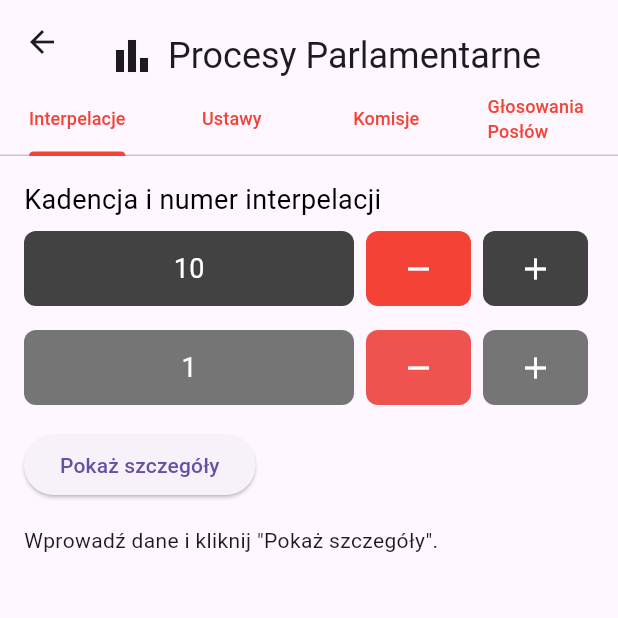
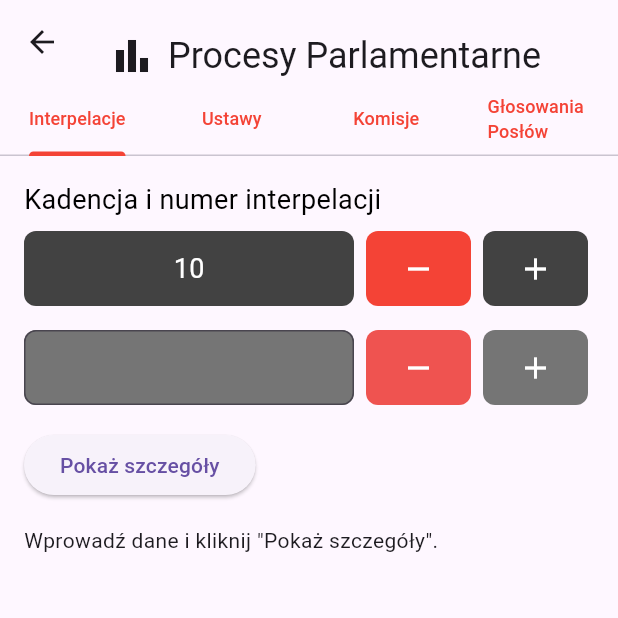
Before and after one commit to kingbrucelee/popis_mobilna_apka, a Flutter app: the View2 screen opened by its route, on a phone screen of 412 x 824 dp, the top half of it. Run offline on Flutter 3.47's test engine with Material 3 defaults, Android fonts, the phone set to English and light mode, and no system bars; our stand-ins replace fl_chart; network calls fail.

Commit message:
interpolacja poprawa

```diff
--- a/lib/controllers/interpelation_controller.dart
+++ b/lib/controllers/interpelation_controller.dart
@@ -121,9 +121,9 @@ class InterpelationController {
       return {
         'title': json['title'],
         'sentDate': json['sentDate'],
-        //'authors': json['from'].map<String>((author) => author['name']).toList(),
+        //authors': json['from'].map<String>((author) => author['name']).toList(),
         'response': json['replies'].isNotEmpty
-            ? 'Odpowiedź w załączniku:\n${fileUrls.where((url) => url != null).join(', ')}\nHTMLs:\n${textContent}'
+            ? '${textContent}\nOdpowiedź w załączniku:\n${fileUrls.where((url) => url != null).join(', ')}'
             : 'Brak odpowiedzi',
       };
     } else {
--- a/lib/views/Procesy_Parlamentarne.dart
+++ b/lib/views/Procesy_Parlamentarne.dart
@@ -12,6 +12,8 @@ class View2 extends StatefulWidget {
 class _View2State extends State<View2> with SingleTickerProviderStateMixin {
   final InterpelationController _interpelationController =
       InterpelationController(); // Kontroler do obsługi API
+  TextEditingController _interpelationController2 = TextEditingController();
+
   final CommitteeController _committeeController =
       CommitteeController(); // Tworzymy instancję dla kontrolera komisji
   final VotingController _votingController =
@@ -433,17 +435,26 @@ class _View2State extends State<View2> with SingleTickerProviderStateMixin {
                 Container(
                   width: 220,
                   height: 50,
-                  alignment: Alignment.center,
-                  decoration: BoxDecoration(
-                    color: Colors.grey[600],
-                    borderRadius: BorderRadius.circular(8),
-                  ),
-                  child: Text(
-                    '$_selectedInterpelation',
-                    style: const TextStyle(
+                  child: TextField(
+                    controller: _interpelationController2,
+                    keyboardType: TextInputType.number,
+                    textAlign: TextAlign.center,
+                    decoration: InputDecoration(
+                      border: OutlineInputBorder(
+                        borderRadius: BorderRadius.circular(8),
+                      ),
+                      filled: true,
+                      fillColor: Colors.grey[600],
+                    ),
+                    style: TextStyle(
                       fontSize: 18,
                       color: Colors.white,
                     ),
+                    onChanged: (value) {
+                      setState(() {
+                        _selectedInterpelation = int.tryParse(value) ?? 1;
+                      });
+                    },
                   ),
                 ),
                 const SizedBox(width: 8),
@@ -453,6 +464,8 @@ class _View2State extends State<View2> with SingleTickerProviderStateMixin {
                       _selectedInterpelation = _selectedInterpelation > 1
                           ? _selectedInterpelation - 1
                           : 1;
+                      _interpelationController2.text =
+                          _selectedInterpelation.toString();
                     });
                   },
                   child: Container(
@@ -471,6 +484,8 @@ class _View2State extends State<View2> with SingleTickerProviderStateMixin {
                   onTap: () {
                     setState(() {
                       _selectedInterpelation++;
+                      _interpelationController2.text =
+                          _selectedInterpelation.toString();
                     });
                   },
                   child: Container(
@@ -495,13 +510,14 @@ class _View2State extends State<View2> with SingleTickerProviderStateMixin {
             _isLoading
                 ? CircularProgressIndicator()
                 : _interpelationDetails == null
-                    ? Text('Wprowadź dane i kliknij "Pokaż szczegóły".')
-                    : _buildInterpelationDetails(),
+                ? Text('Wprowadź dane i kliknij "Pokaż szczegóły".')
+                : _buildInterpelationDetails(),
           ],
         ),
       ),
     );
   }
+
 
   Widget _buildInterpelationDetails() {
     if (_interpelationDetails == null) {
@@ -565,16 +581,7 @@ class _View2State extends State<View2> with SingleTickerProviderStateMixin {
                     });
                     fetchCommittees();
                   },
-                  child: Container(
-                    width: 70,
-                    height: 50,
-                    alignment: Alignment.center,
-                    decoration: BoxDecoration(
-                      color: Colors.red,
-                      borderRadius: BorderRadius.circular(8),
-                    ),
-                    child: Icon(Icons.remove, color: Colors.white),
-                  ),
+
                 ),
                 const SizedBox(width: 8),
                 InkWell(
```
